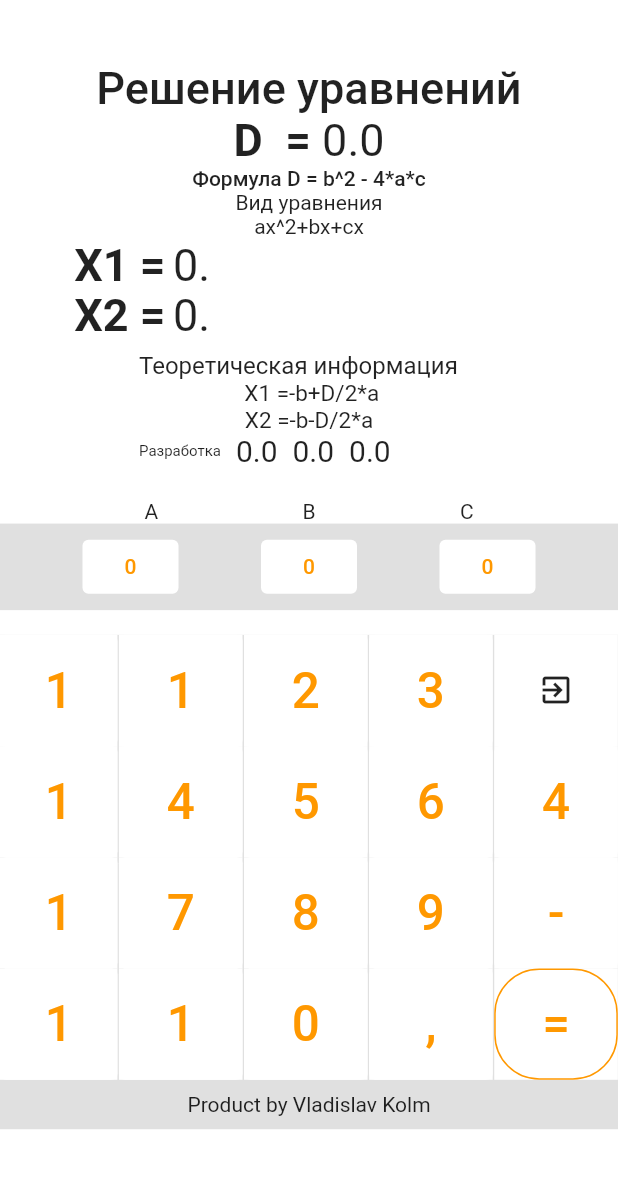
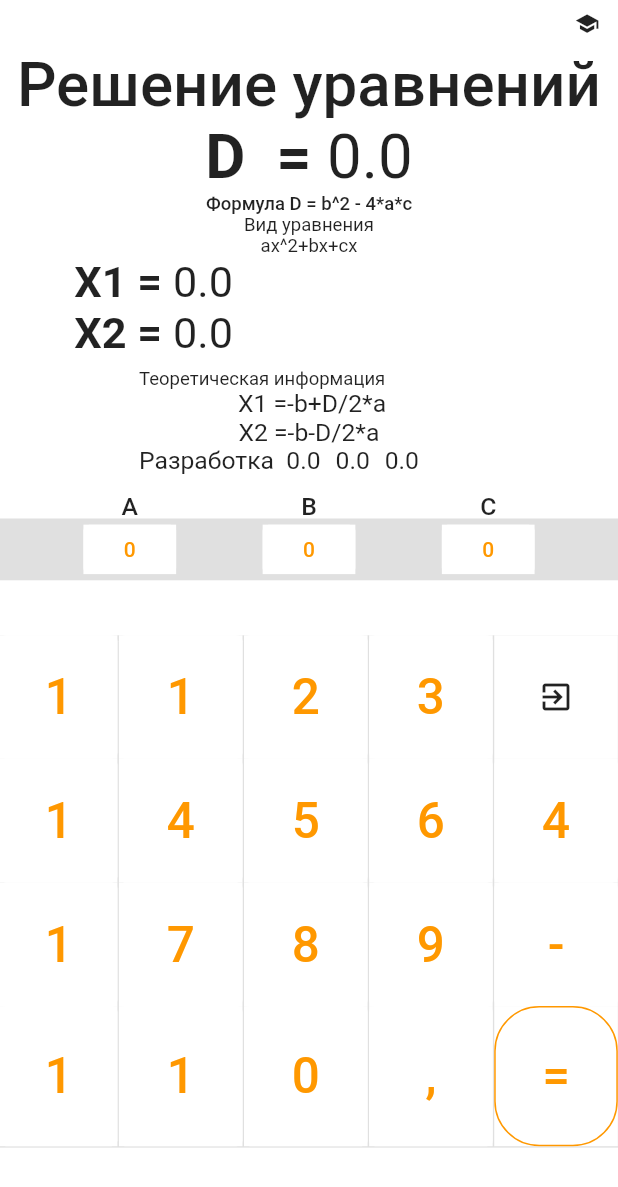
Before and after one commit to vladStar223/appflutter, a Flutter app: the urv screen opened by its route, on a phone screen of 412 x 824 dp. Shown: the top 1187 px of the screen. Run offline on Flutter 3.47's test engine with Material 2 defaults, Android fonts, the phone set to English and light mode, and no system bars; our stand-ins replace responsive_builder.

Commit message:
added opt and new ui

```diff
--- a/lib/main.dart
+++ b/lib/main.dart
@@ -4,10 +4,14 @@ import 'package:responsive_builder/responsive_builder.dart';
 
 //главное меню
 void main() {
+  var mode;
   runApp(ResponsiveApp(
     builder: (context) => MaterialApp(
       //5656
+      theme: ThemeData.light(),
+      darkTheme: ThemeData.dark(),
       debugShowCheckedModeBanner: false,
+      themeMode: mode,
       initialRoute: '/',
       routes: {'/': (context) => const Main(), '/u': (context) => urv()},
     ),
@@ -28,7 +32,7 @@ class Main extends StatelessWidget {
             Container(
               height: 50.sh,
               width: 100.sw,
-              color: Colors.cyanAccent,
+              color: Colors.white,
             ),
             TextButton(
               style: ButtonStyle(
--- a/lib/urv_s.dart
+++ b/lib/urv_s.dart
@@ -1,6 +1,7 @@
 import 'dart:math';
 import 'package:flutter/foundation.dart';
 import 'package:flutter/material.dart';
+import 'package:flutter/services.dart';
 import 'main.dart';
 import 'package:responsive_builder/responsive_builder.dart';
 
@@ -68,46 +69,72 @@ class _urvState extends State<urv> {
       b1 = false;
       c1 = false;
       setState(() {});
-    } // подсчет уравнения
-
+    } // подсчет уравненияbkb
     return LayoutBuilder(builder: (context, constraints) {
       return Scaffold(
         body: SafeArea(
           child: Column(
             children: [
-              SizedBox(height: 5.sh),
-              const Text(
+              Container(
+                width: 100.sw,
+                height: 3.sh,
+                color: Colors.white,
+                child: Row(
+                  mainAxisAlignment: MainAxisAlignment.end,
+                  children: [
+                    Container(
+                      width: 10.sw,
+                      height: 5.sh,
+                      color: Colors.white,
+                      child: IconButton(
+                        onPressed: () {},
+                        icon: Icon(
+                          Icons.school,
+                          size: 2.sh,
+                        ),
+                        splashRadius: 2.sh,
+                        padding: EdgeInsets.all(8),
+                      ),
+                    ),
+                  ],
+                ),
+              ),
+              SizedBox(
+                height: 1.sh,
+              ),
+              Text(
                 "Решение уравнений",
-                style: TextStyle(fontWeight: FontWeight.w500, fontSize: 30),
+                style: TextStyle(fontWeight: FontWeight.w500, fontSize: 10.sw),
               ),
               Row(
                 mainAxisAlignment: MainAxisAlignment.center,
                 children: [
-                  const Text(
+                  Text(
                     "D  = ",
-                    style: TextStyle(fontWeight: FontWeight.bold, fontSize: 30),
+                    style:
+                        TextStyle(fontWeight: FontWeight.bold, fontSize: 10.sw),
                   ),
                   if (mid == false)
                     Text(
                       d.toString(),
-                      style: const TextStyle(fontSize: 30),
+                      style: TextStyle(fontSize: 10.sw),
                     ),
                   if (mid == true)
-                    const Text(
+                    Text(
                       "Дискриминант отрицательный",
                       style: TextStyle(
-                          fontSize: 20,
+                          fontSize: 5.sw,
                           fontWeight: FontWeight.bold,
                           color: Colors.red),
                     ),
                 ],
               ),
-              const Text(
+              Text(
                 "Формула D = b^2 - 4*a*c",
-                style: TextStyle(fontWeight: FontWeight.w500),
+                style: TextStyle(fontWeight: FontWeight.w500, fontSize: 3.sw),
               ),
-              const Text("Вид уравнения"),
-              const Text("ax^2+bx+cx"),
+              Text("Вид уравнения", style: TextStyle(fontSize: 3.sw)),
+              Text("ax^2+bx+cx", style: TextStyle(fontSize: 3.sw)),
               Row(
                 children: [
                   SizedBox(
@@ -117,10 +144,10 @@ class _urvState extends State<urv> {
                     height: 4.sh,
                     color: Colors.white,
                     width: 16.sw,
-                    child: const Text(
+                    child: Text(
                       "X1 = ",
-                      style:
-                          TextStyle(fontWeight: FontWeight.bold, fontSize: 30),
+                      style: TextStyle(
+                          fontWeight: FontWeight.bold, fontSize: 7.sw),
                     ),
                   ),
                   Container(
@@ -129,7 +156,7 @@ class _urvState extends State<urv> {
                     color: Colors.white,
                     child: Text(
                       x1.toString(),
-                      style: const TextStyle(fontSize: 30),
+                      style: TextStyle(fontSize: 7.sw),
                     ),
                   ),
                 ],
@@ -146,10 +173,10 @@ class _urvState extends State<urv> {
                     height: 4.sh,
                     color: Colors.white,
                     width: 16.sw,
-                    child: const Text(
+                    child: Text(
                       "X2 = ",
-                      style:
-                          TextStyle(fontWeight: FontWeight.bold, fontSize: 30),
+                      style: TextStyle(
+                          fontWeight: FontWeight.bold, fontSize: 7.sw),
                     ),
                   ),
                   Container(
@@ -158,7 +185,7 @@ class _urvState extends State<urv> {
                     color: Colors.white,
                     child: Text(
                       x2.toString(),
-                      style: const TextStyle(fontSize: 30),
+                      style: TextStyle(fontSize: 7.sw),
                     ),
                   ),
                 ],
@@ -174,72 +201,123 @@ class _urvState extends State<urv> {
                   mainAxisAlignment: MainAxisAlignment.start,
                   children: [
                     Row(
-                      children: const [
+                      children: [
                         Text(
                           "Теоретическая информация",
-                          style: TextStyle(fontSize: 16),
+                          style: TextStyle(fontSize: 3.sw),
                         ),
                       ],
                     ),
-                    const Text(
+                    Text(
                       " X1 =-b+D/2*a",
-                      style: TextStyle(fontSize: 15),
+                      style: TextStyle(fontSize: 4.sw),
                     ),
-                    const Text(
+                    Text(
                       "X2 =-b-D/2*a",
-                      style: TextStyle(fontSize: 15),
+                      style: TextStyle(fontSize: 4.sw),
                     ),
                     Row(
                       children: [
-                        const Text(
+                        Text(
                           "Разработка",
-                          style: TextStyle(fontSize: 10),
+                          style: TextStyle(fontSize: 4.sw),
                         ),
-                        const SizedBox(
-                          width: 10,
-                        ),
+                        SizedBox(width: 2.sw),
                         Text(
                           a2.toString(),
-                          style: const TextStyle(fontSize: 20),
+                          style: TextStyle(fontSize: 4.sw),
                         ),
                         const SizedBox(
                           width: 10,
                         ),
                         Text(
                           b2.toString(),
-                          style: const TextStyle(fontSize: 20),
+                          style: TextStyle(fontSize: 4.sw),
                         ),
                         const SizedBox(
                           width: 10,
                         ),
                         Text(
                           c2.toString(),
-                          style: const TextStyle(fontSize: 20),
+                          style: TextStyle(fontSize: 4.sw),
                         ),
                       ],
                     ),
                   ],
                 ),
               ),
+              Row(
+                mainAxisAlignment: MainAxisAlignment.start,
+                children: [
                   SizedBox(
-                height: 2.sh,
+                    height: 1.sh,
+                    width: 13.sw,
                   ),
-              Row(
-                mainAxisAlignment: MainAxisAlignment.spaceEvenly,
-                children: const [
-                  Text("A"),
-                  Text("B"),
-                  Text("C"),
+                  Container(
+                    color: Colors.white,
+                    height: 2.1.sh,
+                    width: 16.sw,
+                    child: Text(
+                      "A",
+                      textAlign: TextAlign.center,
+                      style: TextStyle(
+                        fontWeight: FontWeight.w500,
+                        fontSize: 4.sw,
+                      ),
+                    ),
+                  ),
+                  SizedBox(
+                    height: 1.sh,
+                    width: 13.sw,
+                  ),
+                  Container(
+                    color: Colors.white,
+                    height: 2.1.sh,
+                    width: 16.sw,
+                    child: Text(
+                      "B",
+                      textAlign: TextAlign.center,
+                      style: TextStyle(
+                        fontWeight: FontWeight.w500,
+                        fontSize: 4.sw,
+                      ),
+                    ),
+                  ),
+                  SizedBox(
+                    height: 1.sh,
+                    width: 13.sw,
+                  ),
+                  Container(
+                    color: Colors.white,
+                    height: 2.1.sh,
+                    width: 16.sw,
+                    child: Text(
+                      "C",
+                      textAlign: TextAlign.center,
+                      style: TextStyle(
+                        fontWeight: FontWeight.w500,
+                        fontSize: 4.sw,
+                      ),
+                    ),
+                  ),
                 ],
               ),
               Container(
                 width: 100.sw,
-                height: 7.sh,
+                height: 5.sh,
                 color: Colors.black12,
                 child: Row(
-                  mainAxisAlignment: MainAxisAlignment.spaceEvenly,
+                  mainAxisAlignment: MainAxisAlignment.start,
                   children: [
-                    TextButton(
+                    SizedBox(
+                      height: 1.sh,
+                      width: 13.5.sw,
+                    ),
+                    Container(
+                      height: 4.sh,
+                      width: 15.sw,
+                      color: Colors.white,
+                      child: TextButton(
                         style: ButtonStyle(
                             foregroundColor:
                                 MaterialStateProperty.all<Color>(Colors.orange),
@@ -253,7 +331,16 @@ class _urvState extends State<urv> {
                         },
                         child: Text(a.toString()),
                       ),
-                    TextButton(
+                    ),
+                    SizedBox(
+                      height: 1.sh,
+                      width: 14.sw,
+                    ),
+                    Container(
+                      height: 4.sh,
+                      width: 15.sw,
+                      color: Colors.white,
+                      child: TextButton(
                         style: ButtonStyle(
                             foregroundColor:
                                 MaterialStateProperty.all<Color>(Colors.orange),
@@ -267,7 +354,16 @@ class _urvState extends State<urv> {
                         },
                         child: Text(b.toString()),
                       ),
-                    TextButton(
+                    ),
+                    SizedBox(
+                      height: 1.sh,
+                      width: 14.sw,
+                    ),
+                    Container(
+                      height: 4.sh,
+                      width: 15.sw,
+                      color: Colors.white,
+                      child: TextButton(
                         style: ButtonStyle(
                             foregroundColor:
                                 MaterialStateProperty.all<Color>(Colors.orange),
@@ -281,22 +377,24 @@ class _urvState extends State<urv> {
                         },
                         child: Text(c.toString()),
                       ),
+                    ),
                   ],
                 ),
               ),
               SizedBox(
-                height: 2.sh,
+                height: 4.45.sh,
               ),
               Container(
                 width: 300.sw,
-                height: 40.sh,
+
+                height: 41.45.sh,
                 color: Colors.black12,
                 child: Column(
                   children: [
                     Row(
                       children: [
                         Container(
-                          height: 9.sh,
+                          height: 10.sh,
                           width: 19.sw,
                           color: Colors.white,
                           child: TextButton(
@@ -342,7 +440,7 @@ class _urvState extends State<urv> {
                           width: 1,
                         ),
                         Container(
-                          height: 9.sh,
+                          height: 10.sh,
                           width: 20.sw,
                           color: Colors.white,
                           child: TextButton(
@@ -383,7 +481,7 @@ class _urvState extends State<urv> {
                           width: 1,
                         ),
                         Container(
-                          height: 9.sh,
+                          height: 10.sh,
                           width: 20.sw,
                           color: Colors.white,
                           child: TextButton(
@@ -427,7 +525,7 @@ class _urvState extends State<urv> {
                           width: 1,
                         ),
                         Container(
-                          height: 9.sh,
+                          height: 10.sh,
                           width: 20.sw,
                           color: Colors.white,
                           child: TextButton(
@@ -471,7 +569,7 @@ class _urvState extends State<urv> {
                           width: 1,
                         ),
                         Container(
-                          height: 9.sh,
+                          height: 10.sh,
                           width: 20.sw,
                           color: Colors.white,
                           child: IconButton(
@@ -492,7 +590,7 @@ class _urvState extends State<urv> {
                     Row(
                       children: [
                         Container(
-                          height: 9.sh,
+                          height: 10.sh,
                           width: 19.sw,
                           color: Colors.white,
                           child: TextButton(
@@ -536,7 +634,7 @@ class _urvState extends State<urv> {
                           width: 1,
                         ),
                         Container(
-                          height: 9.sh,
+                          height: 10.sh,
                           width: 20.sw,
                           color: Colors.white,
                           child: TextButton(
@@ -580,7 +678,7 @@ class _urvState extends State<urv> {
                           width: 1,
                         ),
                         Container(
-                          height: 9.sh,
+                          height: 10.sh,
                           width: 20.sw,
                           color: Colors.white,
                           child: TextButton(
@@ -624,7 +722,7 @@ class _urvState extends State<urv> {
                           width: 1,
                         ),
                         Container(
-                          height: 9.sh,
+                          height: 10.sh,
                           width: 20.sw,
                           color: Colors.white,
                           child: TextButton(
@@ -668,7 +766,7 @@ class _urvState extends State<urv> {
                           width: 1,
                         ),
                         Container(
-                          height: 9.sh,
+                          height: 10.sh,
                           width: 20.sw,
                           color: Colors.white,
                           child: TextButton(
@@ -713,7 +811,7 @@ class _urvState extends State<urv> {
                     Row(
                       children: [
                         Container(
-                          height: 9.sh,
+                          height: 10.sh,
                           width: 19.sw,
                           color: Colors.white,
                           child: TextButton(
@@ -757,7 +855,7 @@ class _urvState extends State<urv> {
                           width: 1,
                         ),
                         Container(
-                          height: 9.sh,
+                          height: 10.sh,
                           width: 20.sw,
                           color: Colors.white,
                           child: TextButton(
@@ -802,7 +900,7 @@ class _urvState extends State<urv> {
                           width: 1,
                         ),
                         Container(
-                          height: 9.sh,
+                          height: 10.sh,
                           width: 20.sw,
                           color: Colors.white,
                           child: TextButton(
@@ -846,7 +944,7 @@ class _urvState extends State<urv> {
                           width: 1,
                         ),
                         Container(
-                          height: 9.sh,
+                          height: 10.sh,
                           width: 20.sw,
                           color: Colors.white,
                           child: TextButton(
@@ -890,7 +988,7 @@ class _urvState extends State<urv> {
                           width: 1,
                         ),
                         Container(
-                          height: 9.sh,
+                          height: 10.sh,
                           width: 20.sw,
                           color: Colors.white,
                           child: TextButton(
@@ -931,7 +1029,7 @@ class _urvState extends State<urv> {
                     Row(
                       children: [
                         Container(
-                          height: 9.sh,
+                          height: 11.34.sh,
                           width: 19.sw,
                           color: Colors.white,
                           child: TextButton(
@@ -975,7 +1073,7 @@ class _urvState extends State<urv> {
                           width: 1,
                         ),
                         Container(
-                          height: 9.sh,
+                          height: 11.34.sh,
                           width: 20.sw,
                           color: Colors.white,
                           child: TextButton(
@@ -1019,7 +1117,7 @@ class _urvState extends State<urv> {
                           width: 1,
                         ),
                         Container(
-                          height: 9.sh,
+                          height: 11.34.sh,
                           width: 20.sw,
                           color: Colors.white,
                           child: TextButton(
@@ -1063,7 +1161,7 @@ class _urvState extends State<urv> {
                           width: 1,
                         ),
                         Container(
-                          height: 9.sh,
+                          height: 11.34.sh,
                           width: 20.sw,
                           color: Colors.white,
                           child: TextButton(
@@ -1102,7 +1200,7 @@ class _urvState extends State<urv> {
                           width: 1,
                         ),
                         Container(
-                          height: 9.sh,
+                          height: 11.34.sh,
                           width: 20.sw,
                           color: Colors.white,
                           child: TextButton(
@@ -1131,10 +1229,6 @@ class _urvState extends State<urv> {
                         ),
                       ],
                     ),
-                    SizedBox(
-                      height: 1.sh,
-                    ),
-                    const Text("Product by Vladislav Kolm")
                   ],
                 ),
               ),
```
Lines whose indentation alone changed are shown as unchanged.
